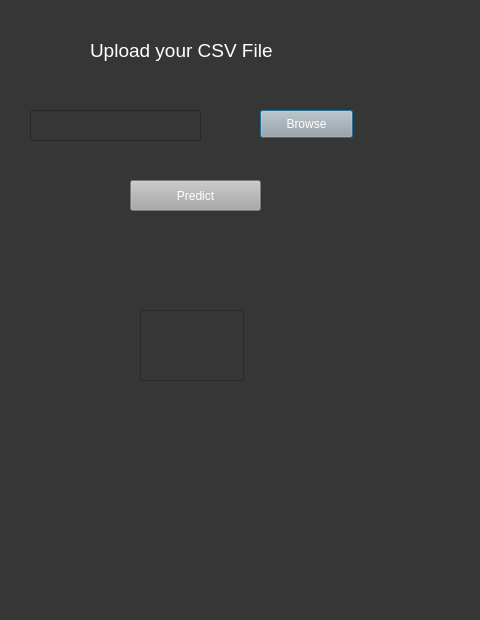
Qt form browse.ui (Aineshphanithi/Anatomizing-ML-Algorithms) before a commit.
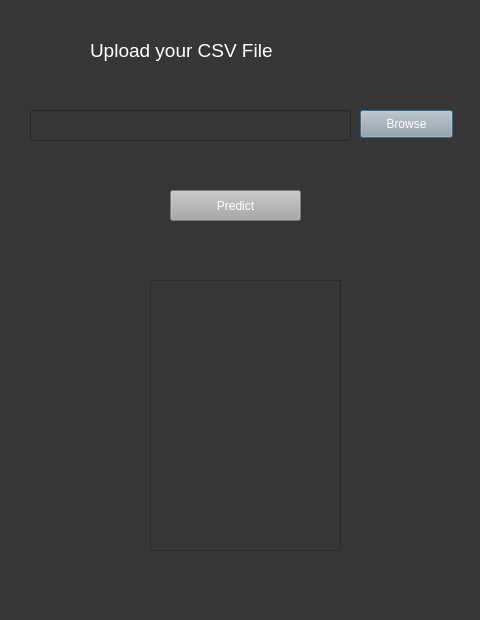
The same form after that commit.

```diff
--- a/browse.ui
+++ b/browse.ui
@@ -21,7 +21,7 @@
     <rect>
      <x>30</x>
      <y>110</y>
-     <width>171</width>
+     <width>321</width>
      <height>31</height>
     </rect>
    </property>
@@ -32,7 +32,7 @@
   <widget class="QPushButton" name="browsebutton">
    <property name="geometry">
     <rect>
-     <x>260</x>
+     <x>360</x>
      <y>110</y>
      <width>93</width>
      <height>28</height>
@@ -66,8 +66,8 @@
   <widget class="QPushButton" name="predictButton">
    <property name="geometry">
     <rect>
-     <x>130</x>
-     <y>180</y>
+     <x>170</x>
+     <y>190</y>
      <width>131</width>
      <height>31</height>
     </rect>
@@ -83,12 +83,18 @@
   <widget class="QTextEdit" name="scores">
    <property name="geometry">
     <rect>
-     <x>140</x>
-     <y>310</y>
-     <width>104</width>
-     <height>71</height>
+     <x>150</x>
+     <y>280</y>
+     <width>191</width>
+     <height>271</height>
     </rect>
    </property>
+   <property name="autoFillBackground">
+    <bool>true</bool>
+   </property>
+   <property name="styleSheet">
+    <string notr="true">color: rgb(255, 255, 255);</string>
+   </property>
   </widget>
  </widget>
  <resources/>
```
Left out of the diff: 4 changed lines with no effect on the pictures.
